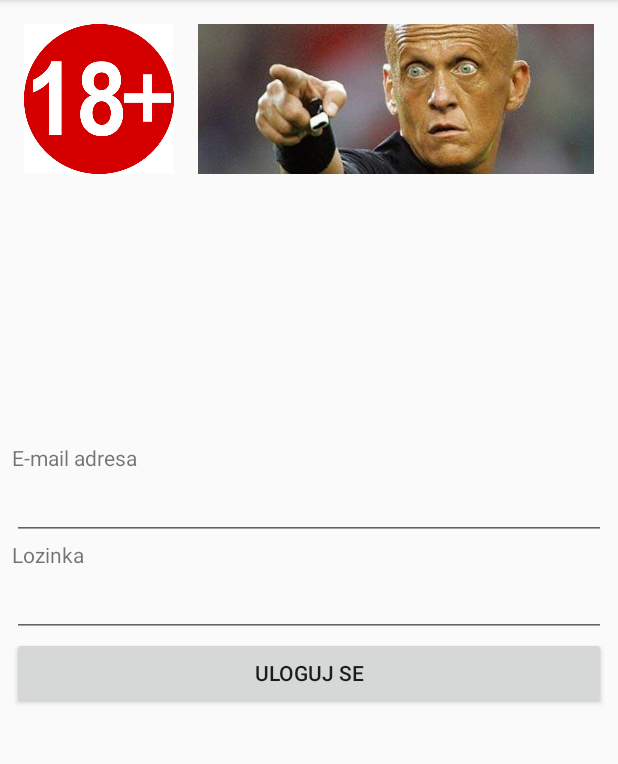
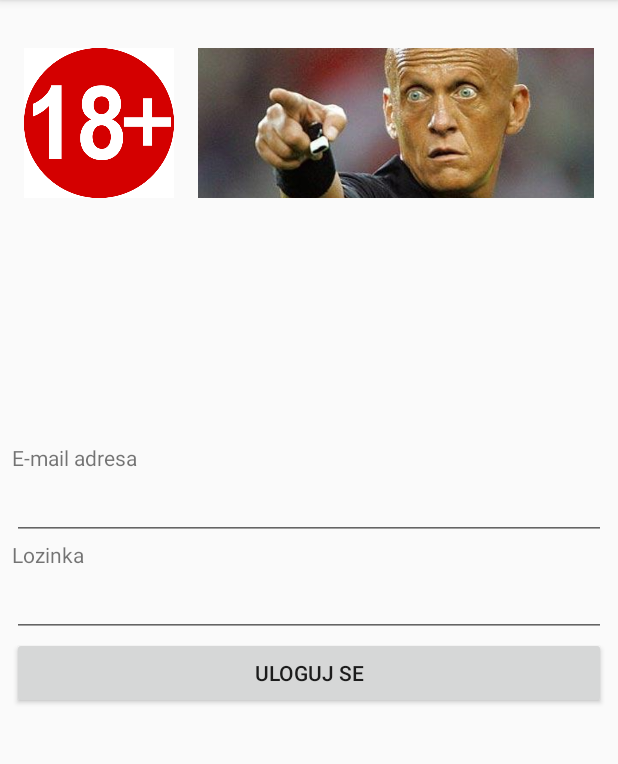
Before and after one commit to sdee3/Mokranjatzz365Bet, an Android app: the SignIn screen opened directly, with no data from a screen before it, on a phone screen of 412 x 824 dp, the part 84-848 px from its top. Run offline under Robolectric (Android 15) with nearby library versions, the phone set to English and light mode, and no system bars; our stand-ins replace AdMob.

Commit message:
modified labels & added bigger top margin

```diff
--- a/app/src/main/res/layout/activity_sign_in.xml
+++ b/app/src/main/res/layout/activity_sign_in.xml
@@ -10,7 +10,8 @@
     <TableRow
         android:layout_width="match_parent"
         android:layout_height="wrap_content"
-        android:padding="8dp">
+        android:padding="8dp"
+        android:layout_marginTop="16dp">
 
         <ImageView
             android:id="@+id/warning18plus"
```
